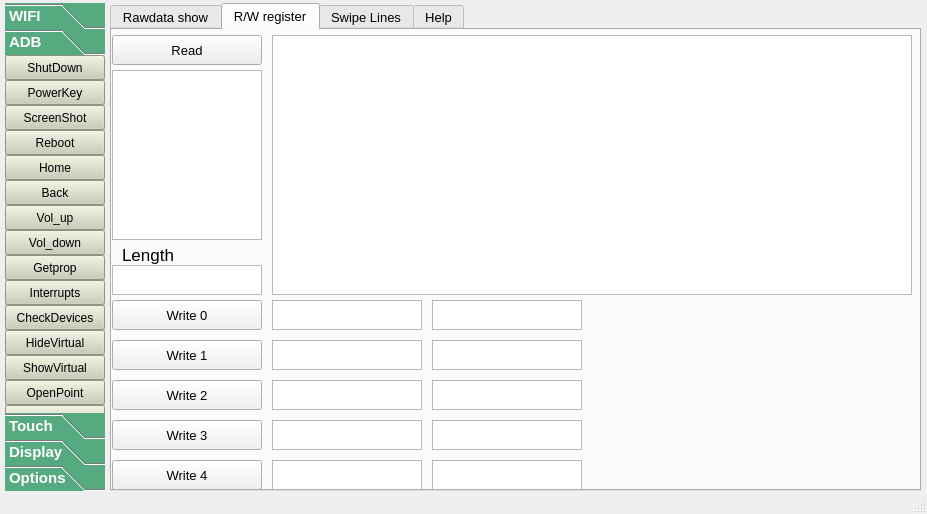
Before: the Qt Designer form uimonitor.ui in MorgenYang/newMonitor, drawn with Qt 5.
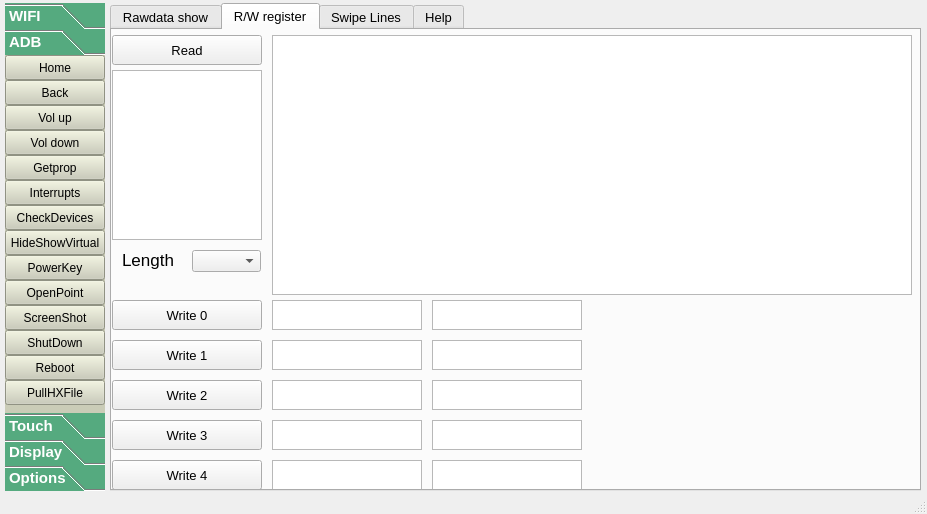
After: the same form once the commit is applied. The open tabs and pages were chosen to show the change.

Diff of the .ui file:
```diff
--- a/uimonitor.ui
+++ b/uimonitor.ui
@@ -202,7 +202,7 @@
         <attribute name="label">
          <string>ADB</string>
         </attribute>
-        <widget class="QPushButton" name="shutDown">
+        <widget class="QPushButton" name="homekey">
          <property name="geometry">
           <rect>
            <x>0</x>
@@ -227,94 +227,6 @@
           <string notr="true">color: rgb(0, 0, 0);</string>
          </property>
          <property name="text">
-          <string>ShutDown</string>
-         </property>
-        </widget>
-        <widget class="QPushButton" name="powerKey">
-         <property name="geometry">
-          <rect>
-           <x>0</x>
-           <y>25</y>
-           <width>100</width>
-           <height>25</height>
-          </rect>
-         </property>
-         <property name="maximumSize">
-          <size>
-           <width>100</width>
-           <height>25</height>
-          </size>
-         </property>
-         <property name="styleSheet">
-          <string notr="true">color: rgb(0, 0, 0);</string>
-         </property>
-         <property name="text">
-          <string>PowerKey</string>
-         </property>
-        </widget>
-        <widget class="QPushButton" name="screenShot">
-         <property name="geometry">
-          <rect>
-           <x>0</x>
-           <y>50</y>
-           <width>100</width>
-           <height>25</height>
-          </rect>
-         </property>
-         <property name="maximumSize">
-          <size>
-           <width>100</width>
-           <height>25</height>
-          </size>
-         </property>
-         <property name="styleSheet">
-          <string notr="true">color: rgb(0, 0, 0);</string>
-         </property>
-         <property name="text">
-          <string>ScreenShot</string>
-         </property>
-        </widget>
-        <widget class="QPushButton" name="reboot">
-         <property name="geometry">
-          <rect>
-           <x>0</x>
-           <y>75</y>
-           <width>100</width>
-           <height>25</height>
-          </rect>
-         </property>
-         <property name="maximumSize">
-          <size>
-           <width>100</width>
-           <height>25</height>
-          </size>
-         </property>
-         <property name="styleSheet">
-          <string notr="true">color: rgb(0, 0, 0);</string>
-         </property>
-         <property name="text">
-          <string>Reboot</string>
-         </property>
-        </widget>
-        <widget class="QPushButton" name="home">
-         <property name="geometry">
-          <rect>
-           <x>0</x>
-           <y>100</y>
-           <width>100</width>
-           <height>25</height>
-          </rect>
-         </property>
-         <property name="maximumSize">
-          <size>
-           <width>100</width>
-           <height>25</height>
-          </size>
-         </property>
-         <property name="styleSheet">
-          <string notr="true">color: rgb(0, 0, 0);</string>
-         </property>
-         <property name="text">
           <string>Home</string>
          </property>
         </widget>
@@ -322,7 +234,7 @@
          <property name="geometry">
           <rect>
            <x>0</x>
-           <y>125</y>
+           <y>25</y>
            <width>100</width>
            <height>25</height>
           </rect>
@@ -344,7 +256,7 @@
          <property name="geometry">
           <rect>
            <x>0</x>
-           <y>150</y>
+           <y>50</y>
            <width>100</width>
            <height>25</height>
           </rect>
@@ -359,14 +271,14 @@
           <string notr="true">color: rgb(0, 0, 0);</string>
          </property>
          <property name="text">
-          <string>Vol_up</string>
+          <string>Vol up</string>
          </property>
         </widget>
         <widget class="QPushButton" name="volDown">
          <property name="geometry">
           <rect>
            <x>0</x>
-           <y>175</y>
+           <y>75</y>
            <width>100</width>
            <height>25</height>
           </rect>
@@ -381,14 +293,14 @@
           <string notr="true">color: rgb(0, 0, 0);</string>
          </property>
          <property name="text">
-          <string>Vol_down</string>
+          <string>Vol down</string>
          </property>
         </widget>
         <widget class="QPushButton" name="getprop">
          <property name="geometry">
           <rect>
            <x>0</x>
-           <y>200</y>
+           <y>100</y>
            <width>100</width>
            <height>25</height>
           </rect>
@@ -410,7 +322,7 @@
          <property name="geometry">
           <rect>
            <x>0</x>
-           <y>225</y>
+           <y>125</y>
            <width>100</width>
            <height>25</height>
           </rect>
@@ -432,7 +344,7 @@
          <property name="geometry">
           <rect>
            <x>0</x>
-           <y>250</y>
+           <y>150</y>
            <width>100</width>
            <height>25</height>
           </rect>
@@ -450,7 +362,95 @@
           <string>CheckDevices</string>
          </property>
         </widget>
-        <widget class="QPushButton" name="hideVirtual">
+        <widget class="QPushButton" name="hideShowVirtual">
+         <property name="geometry">
+          <rect>
+           <x>0</x>
+           <y>175</y>
+           <width>100</width>
+           <height>25</height>
+          </rect>
+         </property>
+         <property name="maximumSize">
+          <size>
+           <width>100</width>
+           <height>25</height>
+          </size>
+         </property>
+         <property name="styleSheet">
+          <string notr="true">color: rgb(0, 0, 0);</string>
+         </property>
+         <property name="text">
+          <string>HideShowVirtual</string>
+         </property>
+        </widget>
+        <widget class="QPushButton" name="powerKey">
+         <property name="geometry">
+          <rect>
+           <x>0</x>
+           <y>200</y>
+           <width>100</width>
+           <height>25</height>
+          </rect>
+         </property>
+         <property name="maximumSize">
+          <size>
+           <width>100</width>
+           <height>25</height>
+          </size>
+         </property>
+         <property name="styleSheet">
+          <string notr="true">color: rgb(0, 0, 0);</string>
+         </property>
+         <property name="text">
+          <string>PowerKey</string>
+         </property>
+        </widget>
+        <widget class="QPushButton" name="openPoint">
+         <property name="geometry">
+          <rect>
+           <x>0</x>
+           <y>225</y>
+           <width>100</width>
+           <height>25</height>
+          </rect>
+         </property>
+         <property name="maximumSize">
+          <size>
+           <width>100</width>
+           <height>25</height>
+          </size>
+         </property>
+         <property name="styleSheet">
+          <string notr="true">color: rgb(0, 0, 0);</string>
+         </property>
+         <property name="text">
+          <string>OpenPoint</string>
+         </property>
+        </widget>
+        <widget class="QPushButton" name="screenShot">
+         <property name="geometry">
+          <rect>
+           <x>0</x>
+           <y>250</y>
+           <width>100</width>
+           <height>25</height>
+          </rect>
+         </property>
+         <property name="maximumSize">
+          <size>
+           <width>100</width>
+           <height>25</height>
+          </size>
+         </property>
+         <property name="styleSheet">
+          <string notr="true">color: rgb(0, 0, 0);</string>
+         </property>
+         <property name="text">
+          <string>ScreenShot</string>
+         </property>
+        </widget>
+        <widget class="QPushButton" name="shutDown">
          <property name="geometry">
           <rect>
            <x>0</x>
@@ -469,10 +469,10 @@
           <string notr="true">color: rgb(0, 0, 0);</string>
          </property>
          <property name="text">
-          <string>HideVirtual</string>
+          <string>ShutDown</string>
          </property>
         </widget>
-        <widget class="QPushButton" name="showVirtual">
+        <widget class="QPushButton" name="reboot">
          <property name="geometry">
           <rect>
            <x>0</x>
@@ -491,10 +491,10 @@
           <string notr="true">color: rgb(0, 0, 0);</string>
          </property>
          <property name="text">
-          <string>ShowVirtual</string>
+          <string>Reboot</string>
          </property>
         </widget>
-        <widget class="QPushButton" name="openPoint">
+        <widget class="QPushButton" name="pullHXFile">
          <property name="geometry">
           <rect>
            <x>0</x>
@@ -513,41 +513,6 @@
           <string notr="true">color: rgb(0, 0, 0);</string>
          </property>
          <property name="text">
-          <string>OpenPoint</string>
-         </property>
-        </widget>
-        <widget class="QPushButton" name="closePoint">
-         <property name="geometry">
-          <rect>
-           <x>0</x>
-           <y>350</y>
-           <width>100</width>
-           <height>25</height>
-          </rect>
-         </property>
-         <property name="maximumSize">
-          <size>
-           <width>100</width>
-           <height>25</height>
-          </size>
-         </property>
-         <property name="styleSheet">
-          <string notr="true">color: rgb(0, 0, 0);</string>
-         </property>
-         <property name="text">
-          <string>ClosePoint</string>
-         </property>
-        </widget>
-        <widget class="QPushButton" name="wifiConnect_19">
-         <property name="geometry">
-          <rect>
-           <x>0</x>
-           <y>510</y>
-           <width>110</width>
-           <height>24</height>
-          </rect>
-         </property>
-         <property name="text">
           <string>PullHXFile</string>
          </property>
         </widget>
@@ -1503,7 +1468,7 @@
          <property name="geometry">
           <rect>
            <x>10</x>
-           <y>215</y>
+           <y>220</y>
            <width>60</width>
            <height>20</height>
           </rect>
@@ -1525,21 +1490,15 @@
           <string>Length</string>
          </property>
         </widget>
-        <widget class="QTextEdit" name="textEditReadRegLen">
+        <widget class="QComboBox" name="reglength">
          <property name="geometry">
           <rect>
-           <x>0</x>
-           <y>235</y>
-           <width>150</width>
-           <height>30</height>
+           <x>80</x>
+           <y>220</y>
+           <width>69</width>
+           <height>22</height>
           </rect>
          </property>
-         <property name="maximumSize">
-          <size>
-           <width>150</width>
-           <height>30</height>
-          </size>
-         </property>
         </widget>
        </widget>
        <widget class="QWidget" name="TabSwiplines">
```
Left out of the diff: 42 changed lines with no effect on the pictures.
